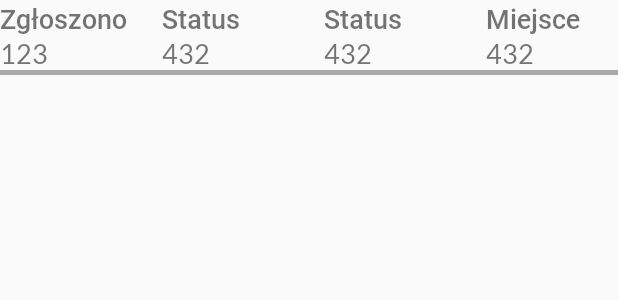
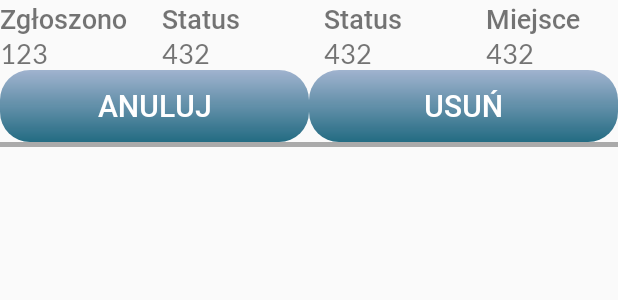
Before and after one commit to vegenative/Resident_Alert, an Android app: the layout single_view_layout.xml on its own in the app's theme, with its tools: preview values and no code run, on a phone screen of 412 x 824 dp. Shown: the top 300 px of the screen. Run offline under Robolectric (Android 15) with nearby library versions, the phone set to English and light mode, and no system bars.

Commit message:
Add new button in historyLayout

```diff
--- a/app/src/main/java/com/example/resident_alert/UserHelperClass.java
+++ b/app/src/main/java/com/example/resident_alert/UserHelperClass.java
@@ -27,6 +27,9 @@ public class UserHelperClass {
 
     public UserHelperClass() {
 
+    }
+    public UserHelperClass(String status) {
+        this.status = status;
     }
 
     public String getEmail() {
--- a/app/src/main/java/com/example/resident_alert/activities/HistoryActivity.java
+++ b/app/src/main/java/com/example/resident_alert/activities/HistoryActivity.java
@@ -1,6 +1,7 @@
 package com.example.resident_alert.activities;
 
 import com.example.resident_alert.SessionManager;
+import com.example.resident_alert.UserHelperClass;
 import com.example.resident_alert.adapters.MyViewHolder;
 import com.example.resident_alert.network.model;
 
@@ -63,6 +64,16 @@ public class HistoryActivity extends AppCompatActivity {
                 holder.statusTextFB.setText(model.getStatus());
                 holder.actionTextFB.setText(model.getAction());
                 holder.placeTextFB.setText(model.getPlace());
+                String key = getRef(position).getKey();
+                holder.anulujBtn.setOnClickListener(v -> {
+
+                    ref.child(key).child("status").setValue("Anulowane");
+
+                });
+
+                holder.deleteBtn.setOnClickListener(v -> {
+                    ref.child(key).removeValue();
+                });
 
             }
 
--- a/app/src/main/java/com/example/resident_alert/adapters/MyViewHolder.java
+++ b/app/src/main/java/com/example/resident_alert/adapters/MyViewHolder.java
@@ -2,6 +2,7 @@ package com.example.resident_alert.adapters;
 
 import com.example.resident_alert.R;
 import android.view.View;
+import android.widget.Button;
 import android.widget.TextView;
 
 import androidx.annotation.NonNull;
@@ -13,6 +14,7 @@ import androidx.recyclerview.widget.RecyclerView;
 public class MyViewHolder extends RecyclerView.ViewHolder {
 
    public TextView submissionDateTextFB, statusTextFB, actionTextFB, placeTextFB;
+   public Button anulujBtn, deleteBtn;
 
     public MyViewHolder(@NonNull View itemView) {
         super(itemView);
@@ -21,6 +23,8 @@ public class MyViewHolder extends RecyclerView.ViewHolder {
         statusTextFB = itemView.findViewById(R.id.statusTextFB);
         actionTextFB = itemView.findViewById(R.id.actionTextFB);
         placeTextFB = itemView.findViewById(R.id.placeTextFB);
+        anulujBtn = itemView.findViewById(R.id.anulujBtn);
+        deleteBtn = itemView.findViewById(R.id.deleteBtn);
 
     }
 }
--- a/app/src/main/res/layout/single_view_layout.xml
+++ b/app/src/main/res/layout/single_view_layout.xml
@@ -85,6 +85,42 @@
             android:fontFamily="@font/lato"/>
 
     </LinearLayout>
+    <LinearLayout
+        android:layout_width="match_parent"
+        android:layout_height="wrap_content">
+        <Button
+            android:layout_width="0dp"
+            android:layout_height="wrap_content"
+            android:layout_weight="1"
+            android:id="@+id/anulujBtn"
+            android:background="@drawable/login_btn"
+            android:text="Anuluj"
+            android:textColor="@color/colorWhite"
+            android:textFontWeight="300"
+            android:textSize="20sp"
+            android:layout_gravity="center"
+            android:fontFamily="@font/roboto"
+            />
+
+
+        <Button
+            android:layout_width="0dp"
+            android:layout_height="wrap_content"
+            android:layout_weight="1"
+            android:id="@+id/deleteBtn"
+            android:background="@drawable/login_btn"
+            android:text="Usuń"
+            android:textColor="@color/colorWhite"
+            android:textFontWeight="300"
+            android:textSize="20sp"
+            android:layout_gravity="center"
+            android:fontFamily="@font/roboto"
+            />
+
+
+
+
+    </LinearLayout>
     <View
         android:layout_width="match_parent"
         android:layout_height="3dp"
```
